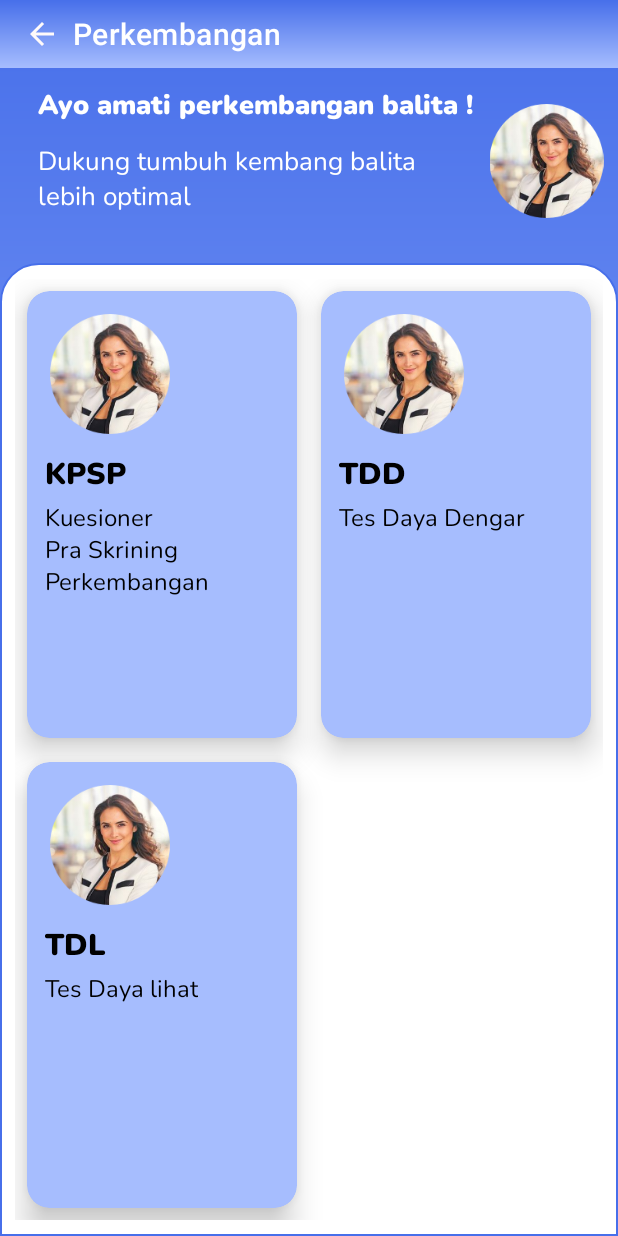
After one commit to Fikriilmi3/ProjectBesar, an Android app: the PerkembanganActivity screen opened directly, with no data from a screen before it, on a phone screen of 412 x 824 dp. The commit adds this screen. Run offline under Robolectric (Android 15) with nearby library versions, the light colour scheme and no system bars.

Commit message:
Perkembangan/Mental

```diff
--- /dev/null
+++ b/app/src/main/java/com/example/projectbesar/PerkembanganActivity.java
@@ -0,0 +1,14 @@
+package com.example.projectbesar;
+
+import androidx.appcompat.app.AppCompatActivity;
+
+import android.os.Bundle;
+
+public class PerkembanganActivity extends AppCompatActivity {
+
+    @Override
+    protected void onCreate(Bundle savedInstanceState) {
+        super.onCreate(savedInstanceState);
+        setContentView(R.layout.activity_perkembangan);
+    }
+}
--- /dev/null
+++ b/app/src/main/res/drawable/baseline_arrow_back_24.xml
@@ -0,0 +1,5 @@
+<vector android:autoMirrored="true" android:height="24dp"
+    android:tint="#FFFAFA" android:viewportHeight="24"
+    android:viewportWidth="24" android:width="24dp" xmlns:android="http://schemas.android.com/apk/res/android">
+    <path android:fillColor="@android:color/white" android:pathData="M20,11H7.83l5.59,-5.59L12,4l-8,8 8,8 1.41,-1.41L7.83,13H20v-2z"/>
+</vector>
--- /dev/null
+++ b/app/src/main/res/drawable/boxcornertop.xml
@@ -0,0 +1,18 @@
+<?xml version="1.0" encoding="UTF-8"?>
+<shape xmlns:android="http://schemas.android.com/apk/res/android">
+    <solid android:color="#ffffffff"/>
+
+    <stroke android:width="1dp"
+        android:color="@color/biru"
+        />
+
+    <padding android:left="1dp"
+        android:top="1dp"
+        android:right="1dp"
+        android:bottom="1dp"
+        />
+
+    <corners
+        android:topLeftRadius="25dp"
+        android:topRightRadius="25dp"/>
+</shape>
--- /dev/null
+++ b/app/src/main/res/layout/activity_perkembangan.xml
@@ -0,0 +1,250 @@
+<?xml version="1.0" encoding="utf-8"?>
+<RelativeLayout xmlns:android="http://schemas.android.com/apk/res/android"
+    xmlns:app="http://schemas.android.com/apk/res-auto"
+    xmlns:tools="http://schemas.android.com/tools"
+    android:layout_width="match_parent"
+    android:layout_height="match_parent"
+    android:layout_centerInParent="true"
+    android:background="@drawable/round_btn"
+    tools:context=".PerkembanganActivity">
+
+    <androidx.appcompat.widget.Toolbar
+        android:layout_width="match_parent"
+        android:layout_height="45dp"
+        android:id="@+id/toolbar"
+        android:background="@drawable/round_btn"
+        app:logo="@drawable/baseline_arrow_back_24"
+        app:title="Perkembangan"
+        app:titleMarginStart="25dp"
+        app:titleTextColor="@color/white"/>
+
+
+    <RelativeLayout
+        android:id="@+id/div1"
+        android:layout_width="match_parent"
+        android:layout_height="130dp"
+        android:layout_alignParentStart="true"
+        android:layout_marginHorizontal="25dp"
+        android:layout_marginStart="25dp"
+        android:layout_marginTop="45dp"
+        android:gravity="center_vertical">
+
+        <ImageView
+            android:id="@+id/imageView1"
+            android:layout_width="83dp"
+            android:layout_height="76dp"
+            android:layout_alignParentEnd="true"
+            android:layout_alignParentBottom="true"
+            android:layout_marginEnd="6dp"
+            android:layout_marginBottom="30dp"
+            android:src="@drawable/profile"
+            app:layout_constraintEnd_toEndOf="parent"
+            app:layout_constraintVertical_bias="0.42" />
+
+        <TextView
+            android:id="@+id/txtHeaderRegister_"
+            android:layout_width="wrap_content"
+            android:layout_height="wrap_content"
+            android:layout_marginTop="11dp"
+            android:layout_marginBottom="8dp"
+            android:fontFamily="@font/nunito_black"
+            android:text="Ayo amati perkembangan balita !  "
+            android:textColor="@color/white"
+            android:textSize="18dp" />
+
+        <TextView
+            android:id="@+id/txtDescriptionRegister_"
+            android:layout_width="wrap_content"
+            android:layout_height="wrap_content"
+            android:layout_below="@id/txtHeaderRegister_"
+            android:layout_marginTop="4dp"
+            android:layout_marginRight="100dp"
+            android:fontFamily="@font/nunito_regular"
+            android:text="Dukung tumbuh kembang balita lebih optimal"
+            android:textColor="@color/white"
+            android:textSize="17dp" />
+    </RelativeLayout>
+
+    <RelativeLayout
+        android:id="@+id/div2"
+        android:layout_width="match_parent"
+        android:layout_height="match_parent"
+        android:layout_below="@id/div1"
+        android:background="@drawable/boxcornertop"
+        android:gravity="center_vertical"
+        android:paddingHorizontal="10dp">
+
+        <GridLayout
+            android:id="@+id/gridlayout"
+            android:layout_width="match_parent"
+            android:layout_height="match_parent"
+            android:layout_marginTop="10dp"
+            android:layout_marginBottom="10dp"
+            android:columnCount="2"
+            android:rowCount="3">
+
+            <androidx.cardview.widget.CardView
+                android:layout_width="wrap_content"
+                android:layout_height="170dp"
+                android:layout_row="0"
+                android:layout_rowWeight="1"
+                android:layout_column="0"
+                android:layout_columnWeight="1"
+                android:layout_marginStart="8dp"
+                android:layout_marginTop="8dp"
+                android:layout_marginEnd="8dp"
+                android:layout_marginBottom="8dp"
+                android:backgroundTint="@color/birumuda"
+                app:cardCornerRadius="15dp"
+                app:cardElevation="12dp">
+
+                <LinearLayout
+                    android:layout_width="175dp"
+                    android:layout_height="match_parent"
+                    android:orientation="vertical">
+
+                    <ImageView
+                        android:layout_width="80dp"
+                        android:layout_height="80dp"
+                        android:layout_gravity="left"
+                        android:layout_marginLeft="15dp"
+                        android:layout_marginTop="15dp"
+                        android:src="@drawable/profile" />
+
+                    <TextView
+                        android:id="@+id/kpsp"
+                        android:layout_width="wrap_content"
+                        android:layout_height="wrap_content"
+                        android:layout_marginLeft="12dp"
+                        android:layout_marginTop="12dp"
+                        android:fontFamily="@font/nunito_black"
+                        android:text="KPSP"
+                        android:textColor="@color/black"
+                        android:textSize="20dp" />
+
+                    <TextView
+                        android:id="@+id/deskkpsp"
+                        android:layout_width="wrap_content"
+                        android:layout_height="wrap_content"
+                        android:layout_below="@id/kpsp"
+                        android:layout_marginLeft="12dp"
+                        android:layout_marginTop="4dp"
+                        android:layout_marginRight="8dp"
+                        android:layout_marginBottom="2dp"
+                        android:fontFamily="@font/nunito_regular"
+                        android:text="Kuesioner Pra Skrining Perkembangan"
+                        android:textColor="@color/black"
+                        android:textSize="16dp" />
+
+                </LinearLayout>
+            </androidx.cardview.widget.CardView>
+
+
+            <androidx.cardview.widget.CardView
+                android:layout_width="wrap_content"
+                android:layout_height="170dp"
+                android:layout_row="0"
+                android:layout_rowWeight="1"
+                android:layout_column="1"
+                android:layout_columnWeight="1"
+                android:layout_margin="8dp"
+                android:backgroundTint="@color/birumuda"
+                app:cardCornerRadius="15dp"
+                app:cardElevation="12dp">
+
+                <LinearLayout
+                    android:layout_width="175dp"
+                    android:layout_height="match_parent"
+                    android:orientation="vertical">
+
+                    <ImageView
+                        android:layout_width="80dp"
+                        android:layout_height="80dp"
+                        android:layout_gravity="left"
+                        android:layout_marginLeft="15dp"
+                        android:layout_marginTop="15dp"
+                        android:src="@drawable/profile" />
+
+                    <TextView
+                        android:id="@+id/tdd"
+                        android:layout_width="wrap_content"
+                        android:layout_height="wrap_content"
+                        android:layout_marginLeft="12dp"
+                        android:layout_marginTop="12dp"
+                        android:fontFamily="@font/nunito_black"
+                        android:text="TDD"
+                        android:textColor="@color/black"
+                        android:textSize="20dp" />
+
+                    <TextView
+                        android:id="@+id/desktdd"
+                        android:layout_width="wrap_content"
+                        android:layout_height="wrap_content"
+                        android:layout_below="@id/tdd"
+                        android:layout_marginLeft="12dp"
+                        android:layout_marginTop="4dp"
+                        android:layout_marginRight="8dp"
+                        android:layout_marginBottom="2dp"
+                        android:fontFamily="@font/nunito_regular"
+                        android:text="Tes Daya Dengar"
+                        android:textColor="@color/black"
+                        android:textSize="16dp" />
+
+                </LinearLayout>
+            </androidx.cardview.widget.CardView>
+
+            <androidx.cardview.widget.CardView
+                android:layout_width="wrap_content"
+                android:layout_height="170dp"
+                android:layout_row="1"
+                android:layout_rowWeight="1"
+                android:layout_column="0"
+                android:layout_columnWeight="1"
+                android:layout_margin="8dp"
+                android:backgroundTint="@color/birumuda"
+                app:cardCornerRadius="15dp"
+                app:cardElevation="12dp">
+
+                <LinearLayout
+                    android:layout_width="175dp"
+                    android:layout_height="match_parent"
+                    android:orientation="vertical">
+
+                    <ImageView
+                        android:layout_width="80dp"
+                        android:layout_height="80dp"
+                        android:layout_gravity="left"
+                        android:layout_marginLeft="15dp"
+                        android:layout_marginTop="15dp"
+                        android:src="@drawable/profile" />
+
+                    <TextView
+                        android:id="@+id/tdl"
+                        android:layout_width="wrap_content"
+                        android:layout_height="wrap_content"
+                        android:layout_marginLeft="12dp"
+                        android:layout_marginTop="12dp"
+                        android:fontFamily="@font/nunito_black"
+                        android:text="TDL"
+                        android:textColor="@color/black"
+                        android:textSize="20dp" />
+
+                    <TextView
+                        android:id="@+id/desktdl"
+                        android:layout_width="wrap_content"
+                        android:layout_height="wrap_content"
+                        android:layout_below="@id/tdl"
+                        android:layout_marginLeft="12dp"
+                        android:layout_marginTop="4dp"
+                        android:layout_marginRight="8dp"
+                        android:fontFamily="@font/nunito_regular"
+                        android:text="Tes Daya lihat"
+                        android:textColor="@color/black"
+                        android:textSize="16dp" />
+
+                </LinearLayout>
+            </androidx.cardview.widget.CardView>
+        </GridLayout>
+    </RelativeLayout>
+
+</RelativeLayout>
--- a/app/src/main/res/values/colors.xml
+++ b/app/src/main/res/values/colors.xml
@@ -10,4 +10,5 @@
     <color name="biru">#476FEA </color>
     <color name="grey">#808080</color>
     <color name="grey_90">#353535</color>
+    <color name="birumuda">#A6BDFE</color>
 </resources>
```
Also changed, not shown: app/src/main/AndroidManifest.xml (+7 -1 lines), app/src/main/java/com/example/projectbesar/MentalActivity.java (added, +14 -0 lines), app/src/main/res/layout/activity_mental.xml (added, +252 -0 lines), app/src/main/res/drawable/doctor.png (added).
